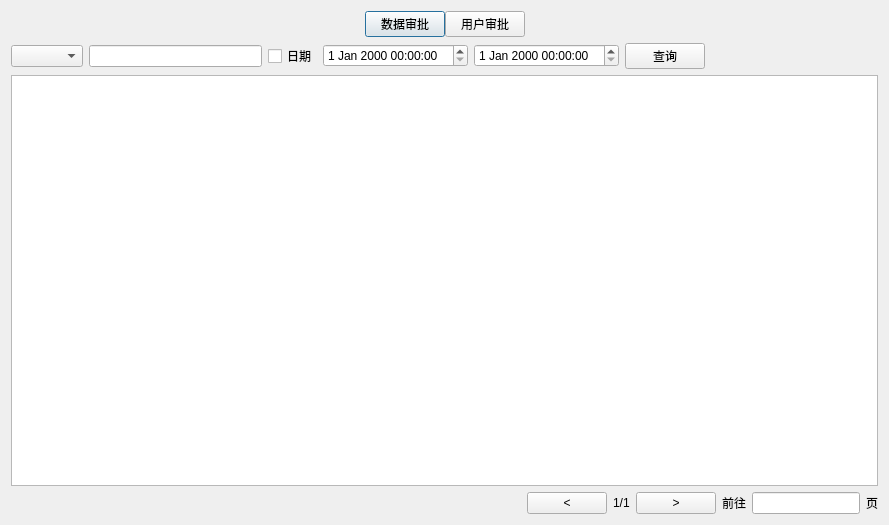
Before: the Qt Designer form digitalIntegration/ApprovalProgressDialog.ui in jiaqingguo/DI, drawn with Qt 5.
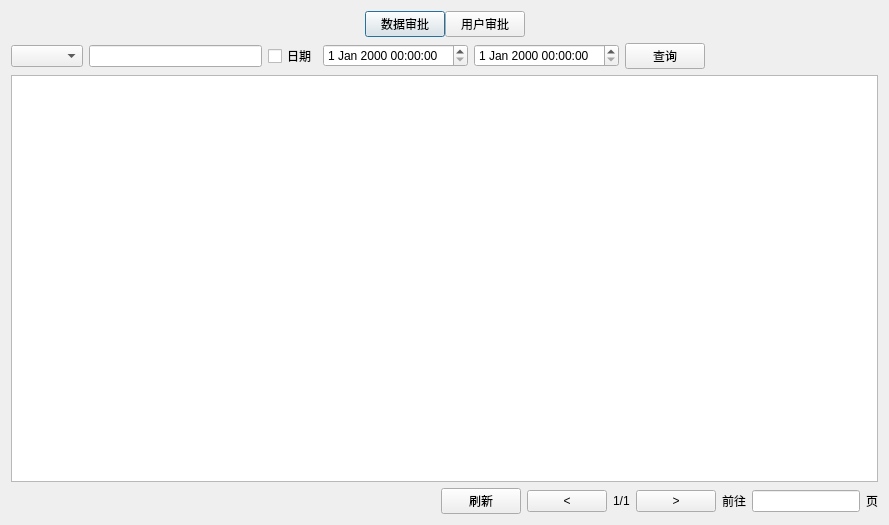
After: the same form once the commit is applied. The open tabs and pages were chosen to show the change. Custom widgets are drawn as their Qt base class.

Commit message: 新建文件夹 下载审批的简单刷新

Diff of the .ui file:
```diff
--- a/digitalIntegration/ApprovalProgressDialog.ui
+++ b/digitalIntegration/ApprovalProgressDialog.ui
@@ -151,6 +151,13 @@
            </property>
           </spacer>
          </item>
+         <item>
+          <widget class="QPushButton" name="btnFlushDownload">
+           <property name="text">
+            <string>刷新</string>
+           </property>
+          </widget>
+         </item>
          <item>
           <widget class="QPushButton" name="btnDataApprovalLast">
            <property name="text">
```
Left out of the diff: 2 changed lines with no effect on the pictures. The commit also changes 9 other files.
